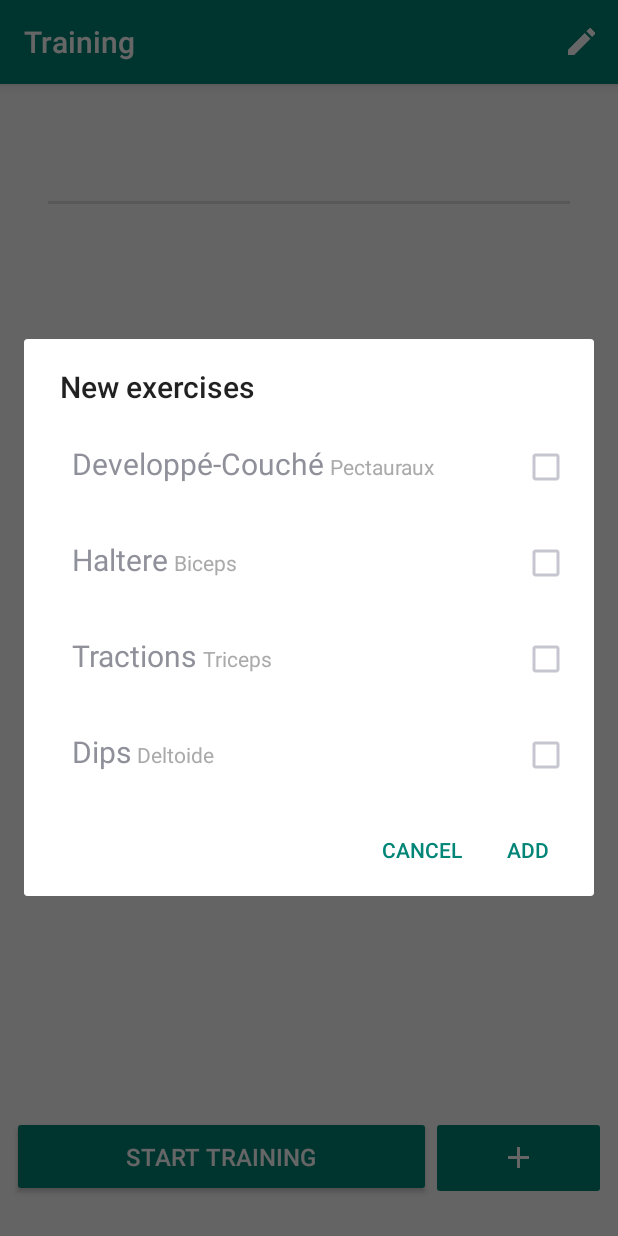
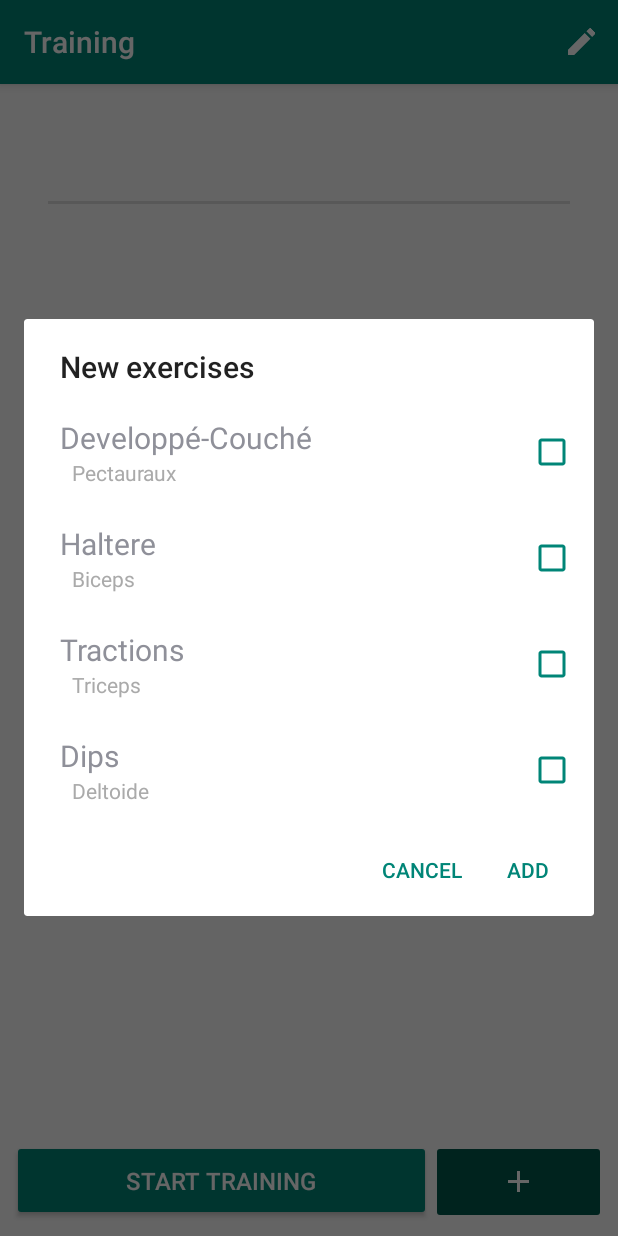
Before and after one commit to lulula1/MuscuBoost, an Android app: the TrainingShowcaseActivity screen opened directly, with no data from a screen before it, after a tap on an icon or button, on a phone screen of 412 x 824 dp. Run offline under Robolectric (Android 15) with nearby library versions, the phone set to English and light mode, and no system bars; 3 statements that could not run were skipped; 2 other taps on this screen came first.

Commit message:
Corrections mineures

```diff
--- a/app/src/main/java/uqac/dim/muscuboost/core/schedule/ISlottable.java
+++ b/app/src/main/java/uqac/dim/muscuboost/core/schedule/ISlottable.java
@@ -1,9 +1,11 @@
 package uqac.dim.muscuboost.core.schedule;
+
+import java.io.Serializable;
 
 /**
  * An element that can be included in a ScheduleSlot.
  */
-public interface ISlottable {
+public interface ISlottable extends Serializable {
 
     /**
      * Returns the slotted element's label.
--- a/app/src/main/java/uqac/dim/muscuboost/core/training/Training.java
+++ b/app/src/main/java/uqac/dim/muscuboost/core/training/Training.java
@@ -1,6 +1,5 @@
 package uqac.dim.muscuboost.core.training;
 
-import java.io.Serializable;
 import java.util.ArrayList;
 import java.util.List;
 
@@ -10,7 +9,7 @@ import uqac.dim.muscuboost.core.schedule.ISlottable;
  * A training that contains exercises.
  * It can be slotted in a {@link uqac.dim.muscuboost.core.schedule.ScheduleSlot}.
  */
-public class Training implements ISlottable, Serializable {
+public class Training implements ISlottable {
 
     private final long ID;
     private String name;
--- a/app/src/main/java/uqac/dim/muscuboost/ui/trainingshowcase/ExerciseAdapter.java
+++ b/app/src/main/java/uqac/dim/muscuboost/ui/trainingshowcase/ExerciseAdapter.java
@@ -5,6 +5,7 @@ import android.view.LayoutInflater;
 import android.view.View;
 import android.view.ViewGroup;
 import android.widget.ArrayAdapter;
+import android.widget.ImageButton;
 import android.widget.TextView;
 
 import java.util.List;
@@ -15,6 +16,7 @@ import uqac.dim.muscuboost.core.training.Exercise;
 public class ExerciseAdapter extends ArrayAdapter<Exercise> {
 
     private int resource;
+    private boolean editing = false;
 
     public ExerciseAdapter(Context context, int resource, List<Exercise> exercise) {
         super(context, resource, exercise);
@@ -33,6 +35,7 @@ public class ExerciseAdapter extends ArrayAdapter<Exercise> {
             viewHolder = new ViewHolder();
             viewHolder.name = convertView.findViewById(R.id.name);
             viewHolder.muscle = convertView.findViewById(R.id.muscle);
+            viewHolder.remove = convertView.findViewById(R.id.remove);
             convertView.setTag(viewHolder);
         }else {
             viewHolder = (ViewHolder) convertView.getTag();
@@ -41,12 +44,28 @@ public class ExerciseAdapter extends ArrayAdapter<Exercise> {
         viewHolder.name.setText(exercise.getName());
         viewHolder.muscle.setText(exercise.getMuscle().getName());
 
+        if(viewHolder.remove != null)
+            viewHolder.remove.setVisibility(editing ? View.VISIBLE : View.GONE);
+
         return convertView;
+    }
+
+    public void setEditing(boolean editing) {
+        this.editing = editing;
+    }
+
+    public boolean isEditing() {
+        return editing;
+    }
+
+    public void toggleEditing() {
+        editing = !editing;
     }
 
     private class ViewHolder {
         TextView name;
         TextView muscle;
+        ImageButton remove;
     }
 
 }
--- a/app/src/main/res/layout/training_exercise_dialog_list_item.xml
+++ b/app/src/main/res/layout/training_exercise_dialog_list_item.xml
@@ -1,34 +1,24 @@
 <?xml version="1.0" encoding="utf-8"?>
-<RelativeLayout xmlns:android="http://schemas.android.com/apk/res/android"
+<LinearLayout xmlns:android="http://schemas.android.com/apk/res/android"
     xmlns:tools="http://schemas.android.com/tools"
-    android:layout_width="match_parent"
-    android:layout_height="match_parent"
-    android:padding="16dp"
+    style="@style/exerciseListItem.root"
     tools:context=".TrainingShowcaseActivity">
 
-    <TextView
-        android:id="@+id/name"
-        android:layout_width="wrap_content"
-        android:layout_height="wrap_content"
-        android:layout_alignParentStart="true"
-        android:layout_alignParentTop="true"
-        android:layout_marginStart="16dp"
-        android:textSize="20sp" />
+    <RelativeLayout style="@style/exerciseListItem.main">
 
-    <TextView
-        android:id="@+id/muscle"
-        android:layout_width="wrap_content"
-        android:layout_height="wrap_content"
-        android:layout_alignBaseline="@id/name"
-        android:layout_marginStart="4dp"
-        android:layout_toEndOf="@+id/name"
-        android:textColor="@android:color/darker_gray" />
+        <TextView
+            android:id="@+id/name"
+            android:textSize="20dp"
+            style="@style/exerciseListItem.exercise" />
+
+        <TextView
+            android:id="@+id/muscle"
+            style="@style/exerciseListItem.muscle" />
+    </RelativeLayout>
 
     <CheckBox
         android:id="@+id/checkbox"
-        android:layout_width="wrap_content"
-        android:layout_height="wrap_content"
-        android:layout_alignParentEnd="true"
+        style="@style/exerciseListItem.checkbox"
         android:clickable="false"
         android:focusable="false" />
-</RelativeLayout>
+</LinearLayout>
--- a/app/src/main/res/layout/training_showcase_content.xml
+++ b/app/src/main/res/layout/training_showcase_content.xml
@@ -43,6 +43,7 @@
             android:id="@+id/add_exercise"
             style="@style/trainingShowcase.button"
             android:layout_weight="1"
+            android:backgroundTint="@color/colorPrimaryDark"
             android:onClick="addExercise"
             android:src="@drawable/baseline_add_black_24" />
     </LinearLayout>
--- a/app/src/main/res/values/styles.xml
+++ b/app/src/main/res/values/styles.xml
@@ -114,7 +114,7 @@
     <style name="schedule.addSlot.label">
         <item name="android:layout_width">match_parent</item>
         <item name="android:layout_height">wrap_content</item>
-        <item name="android:paddingTop">8dp</item>
+        <item name="android:layout_marginTop">8dp</item>
         <item name="android:gravity">center_horizontal</item>
         <item name="android:textColor">@color/colorPrimary</item>
         <item name="android:textSize">16sp</item>
@@ -132,8 +132,6 @@
     <style name="schedule.addSlot.add">
         <item name="android:layout_width">match_parent</item>
         <item name="android:layout_height">wrap_content</item>
-        <item name="android:layout_marginStart">8dp</item>
-        <item name="android:layout_marginEnd">8dp</item>
         <item name="android:layout_marginBottom">8dp</item>
         <item name="android:backgroundTint">@drawable/btn</item>
         <item name="android:textColor">@android:color/white</item>
@@ -154,6 +152,7 @@
         <item name="android:layout_width">match_parent</item>
         <item name="android:layout_height">0dp</item>
         <item name="android:layout_weight">1</item>
+        <item name="android:listSelector">#0000</item>
     </style>
 
     <style name="trainingShowcase.empty">
@@ -170,7 +169,6 @@
         <item name="android:layout_height">wrap_content</item>
         <item name="android:layout_gravity">center_horizontal</item>
         <item name="android:layout_marginTop">8dp</item>
-        <item name="android:layout_marginBottom">16dp</item>
         <item name="android:backgroundTint">@drawable/btn</item>
         <item name="android:enabled">false</item>
         <item name="android:padding">16dp</item>
@@ -179,4 +177,56 @@
         <item name="android:textSize">16dp</item>
     </style>
 
+    <style name="exerciseListItem" />
+
+    <style name="exerciseListItem.root">
+        <item name="android:layout_width">match_parent</item>
+        <item name="android:layout_height">match_parent</item>
+        <item name="android:orientation">horizontal</item>
+        <item name="android:paddingStart">24dp</item>
+        <item name="android:paddingTop">12dp</item>
+        <item name="android:paddingEnd">12dp</item>
+        <item name="android:paddingBottom">12dp</item>
+    </style>
+
+    <style name="exerciseListItem.main">
+        <item name="android:layout_width">0dp</item>
+        <item name="android:layout_height">wrap_content</item>
+        <item name="android:layout_weight">1</item>
+    </style>
+
+    <style name="exerciseListItem.exercise">
+        <item name="android:layout_width">wrap_content</item>
+        <item name="android:layout_height">wrap_content</item>
+        <item name="android:layout_alignParentStart">true</item>
+        <item name="android:layout_alignParentTop">true</item>
+        <item name="android:textSize">24sp</item>
+    </style>
+
+    <style name="exerciseListItem.muscle">
+        <item name="android:layout_width">wrap_content</item>
+        <item name="android:layout_height">wrap_content</item>
+        <item name="android:layout_below">@+id/name</item>
+        <item name="android:layout_marginStart">8dp</item>
+        <item name="android:textColor">@android:color/darker_gray</item>
+    </style>
+
+    <style name="exerciseListItem.checkbox">
+        <item name="android:layout_width">wrap_content</item>
+        <item name="android:layout_height">wrap_content</item>
+        <item name="android:layout_gravity">center_vertical</item>
+        <item name="android:buttonTint">@color/colorPrimary</item>
+    </style>
+
+    <style name="exerciseListItem.remove">
+        <item name="android:layout_width">wrap_content</item>
+        <item name="android:layout_height">wrap_content</item>
+        <item name="android:layout_gravity">center_vertical</item>
+        <item name="android:layout_margin">8dp</item>
+        <item name="android:background">#0000</item>
+        <item name="android:scaleX">1.25</item>
+        <item name="android:scaleY">1.25</item>
+        <item name="android:tint">@color/colorPrimary</item>
+    </style>
+
 </resources>
```
Also changed, not shown: app/src/main/java/uqac/dim/muscuboost/TrainingShowcaseActivity.java (+17 -7 lines), app/src/main/res/layout/training_exercise_list_item.xml (+14 -30 lines).
